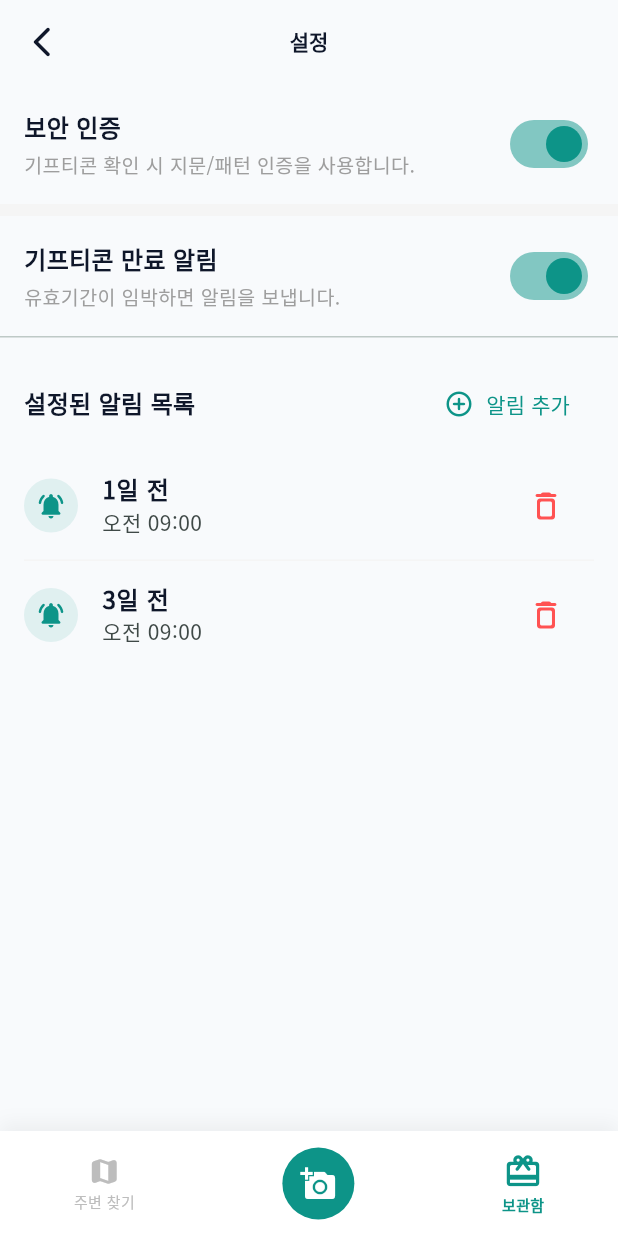
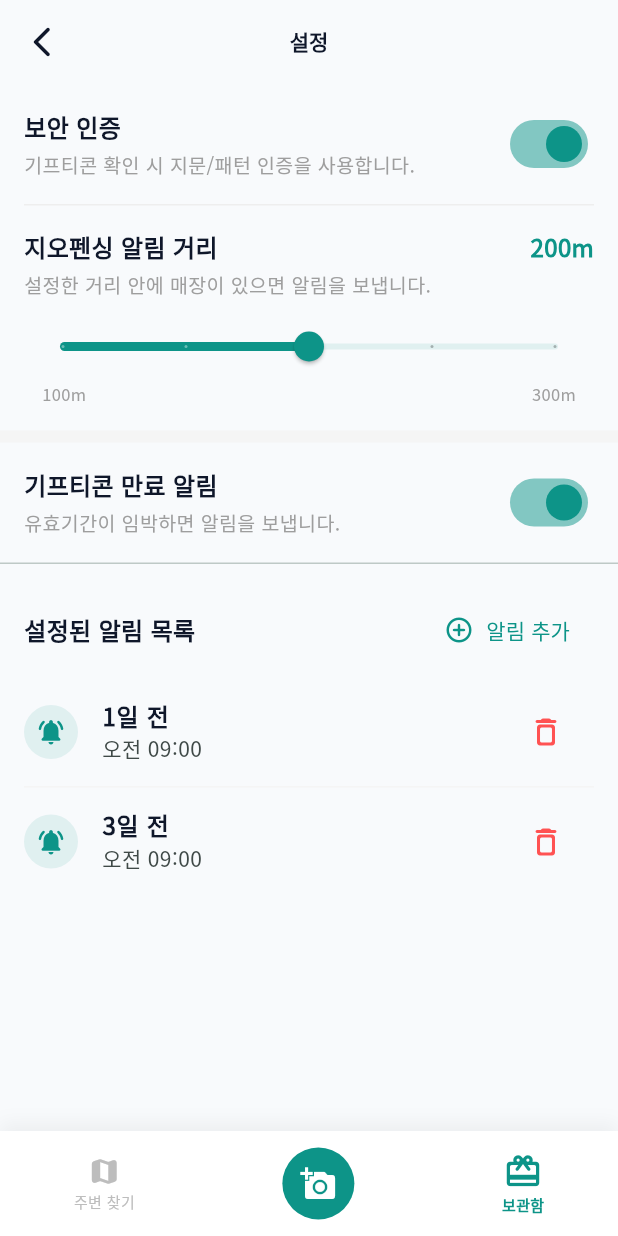
Before and after one commit to top0032/GiftiMap, a Flutter app: the SettingsScreen screen opened by its route, after a tap on the "delete outline" icon, on a phone screen of 412 x 824 dp. Run offline on Flutter 3.47's test engine with Material 3 defaults, Android fonts, the phone set to English and light mode, and no system bars; our stand-ins replace barcode_widget, cloud_firestore, firebase_auth, firebase_core, firebase_storage, flutter_dotenv and 12 more; missing offline and left inert: encrypt, geofencing_api, google_mlkit_text_recognition, kakao_flutter_sdk_user, kakao_map_plugin, screen_brightness; accounts and stored records are empty; generated files the repository leaves out were written again; network calls fail; statements that could not run were skipped.

Commit message:
feat: 지오펜싱 거리 설정 기능 추가 및 보안 설정 강화

```diff
--- a/lib/features/settings/domain/models/notification_settings.dart
+++ b/lib/features/settings/domain/models/notification_settings.dart
@@ -25,13 +25,15 @@ class AlertConfig {
 class NotificationSettings {
   final List<AlertConfig> alerts; // 통합된 알림 설정 리스트
   final bool isEnabled;          // 알림 전체 사용 여부
+  final double geofenceRadius;   // 지오펜싱 알림 반경 (미터 단위)
 
   NotificationSettings({
     required this.alerts,
     this.isEnabled = true,
+    this.geofenceRadius = 200.0,
   });
 
-  // 기본값 설정 (당일 9시, 1일 전 9시, 3일 전 9시)
+  // 기본값 설정 (당일 9시, 1일 전 9시, 3일 전 9시, 반경 200m)
   factory NotificationSettings.defaultSettings() {
     return NotificationSettings(
       alerts: [
@@ -40,16 +42,19 @@ class NotificationSettings {
         AlertConfig(daysBefore: 3, hour: 9, minute: 0),
       ],
       isEnabled: true,
+      geofenceRadius: 200.0,
     );
   }
 
   NotificationSettings copyWith({
     List<AlertConfig>? alerts,
     bool? isEnabled,
+    double? geofenceRadius,
   }) {
     return NotificationSettings(
       alerts: alerts ?? this.alerts,
       isEnabled: isEnabled ?? this.isEnabled,
+      geofenceRadius: geofenceRadius ?? this.geofenceRadius,
     );
   }
 
@@ -57,6 +62,7 @@ class NotificationSettings {
     return {
       'alerts': alerts.map((e) => e.toJson()).toList(),
       'isEnabled': isEnabled,
+      'geofenceRadius': geofenceRadius,
     };
   }
 
@@ -66,6 +72,7 @@ class NotificationSettings {
           .map((e) => AlertConfig.fromJson(e as Map<String, dynamic>))
           .toList(),
       isEnabled: json['isEnabled'] ?? true,
+      geofenceRadius: (json['geofenceRadius'] as num?)?.toDouble() ?? 200.0,
     );
   }
 }
--- a/lib/features/settings/presentation/screens/settings_screen.dart
+++ b/lib/features/settings/presentation/screens/settings_screen.dart
@@ -34,6 +34,8 @@ class SettingsScreen extends ConsumerWidget {
             child: Column(
               children: [
                 _buildSecurityToggleSection(context, ref, isSecurityOn),
+                Divider(height: 1, color: Colors.grey.shade200, indent: 16, endIndent: 16),
+                _buildGeofenceRadiusSection(context, ref, settings.geofenceRadius),
                 Divider(height: 8, thickness: 8, color: Colors.grey.shade100),
                 _buildToggleSection(context, ref, settings.isEnabled),
                 if (settings.isEnabled) ...[
@@ -71,7 +73,83 @@ class SettingsScreen extends ConsumerWidget {
           Switch.adaptive(
             value: isSecurityOn,
             activeColor: AppTheme.primaryTeal,
-            onChanged: (value) => ref.read(securityToggleProvider.notifier).toggle(value),
+            onChanged: (value) async {
+              final securityService = ref.read(securityServiceProvider);
+              final isAvailable = await securityService.isBiometricAvailable();
+
+              if (isAvailable) {
+                final authenticated = await securityService.authenticate(
+                  reason: value ? '보안 인증을 활성화하기 위해 인증이 필요합니다.' : '보안 인증을 비활성화하기 위해 인증이 필요합니다.',
+                );
+
+                if (authenticated) {
+                  ref.read(securityToggleProvider.notifier).toggle(value);
+                }
+              } else {
+                // 생체 인식을 지원하지 않는 경우 바로 변경 (또는 경고 메시지)
+                ref.read(securityToggleProvider.notifier).toggle(value);
+              }
+            },
+          ),
+        ],
+      ),
+    );
+  }
+
+  Widget _buildGeofenceRadiusSection(BuildContext context, WidgetRef ref, double radius) {
+    return Container(
+      padding: const EdgeInsets.all(16),
+      child: Column(
+        crossAxisAlignment: CrossAxisAlignment.start,
+        children: [
+          Row(
+            mainAxisAlignment: MainAxisAlignment.spaceBetween,
+            children: [
+              const Text(
+                '지오펜싱 알림 거리',
+                style: TextStyle(fontSize: 16, fontWeight: FontWeight.bold, color: AppTheme.secondaryNavy),
+              ),
+              Text(
+                '${radius.toInt()}m',
+                style: const TextStyle(fontSize: 16, fontWeight: FontWeight.bold, color: AppTheme.primaryTeal),
+              ),
+            ],
+          ),
+          const SizedBox(height: 4),
+          const Text(
+            '설정한 거리 안에 매장이 있으면 알림을 보냅니다.',
+            style: TextStyle(fontSize: 13, color: Colors.grey),
+          ),
+          const SizedBox(height: 8),
+          SliderTheme(
+            data: SliderTheme.of(context).copyWith(
+              activeTrackColor: AppTheme.primaryTeal,
+              inactiveTrackColor: AppTheme.primaryTeal.withOpacity(0.1),
+              thumbColor: AppTheme.primaryTeal,
+              overlayColor: AppTheme.primaryTeal.withOpacity(0.2),
+              valueIndicatorColor: AppTheme.primaryTeal,
+              valueIndicatorTextStyle: const TextStyle(color: Colors.white),
+            ),
+            child: Slider(
+              value: radius,
+              min: 100,
+              max: 300,
+              divisions: 4, // 100, 150, 200, 250, 300
+              label: '${radius.toInt()}m',
+              onChanged: (value) {
+                ref.read(settingsControllerProvider.notifier).updateGeofenceRadius(value);
+              },
+            ),
+          ),
+          const Padding(
+            padding: EdgeInsets.symmetric(horizontal: 12),
+            child: Row(
+              mainAxisAlignment: MainAxisAlignment.spaceBetween,
+              children: [
+                Text('100m', style: TextStyle(fontSize: 11, color: Colors.grey)),
+                Text('300m', style: TextStyle(fontSize: 11, color: Colors.grey)),
+              ],
+            ),
           ),
         ],
       ),
```
Also changed, not shown: lib/core/services/security_service.dart (+20 -3 lines), lib/features/gifticon/presentation/gifticon_list_screen.dart (+11 -5 lines), lib/features/map/data/services/geofence_notification_service.dart (+4 -4 lines), lib/features/map/presentation/map_home_screen.dart (+7 -1 lines), lib/features/settings/presentation/providers/settings_provider.dart (+14 -0 lines).
